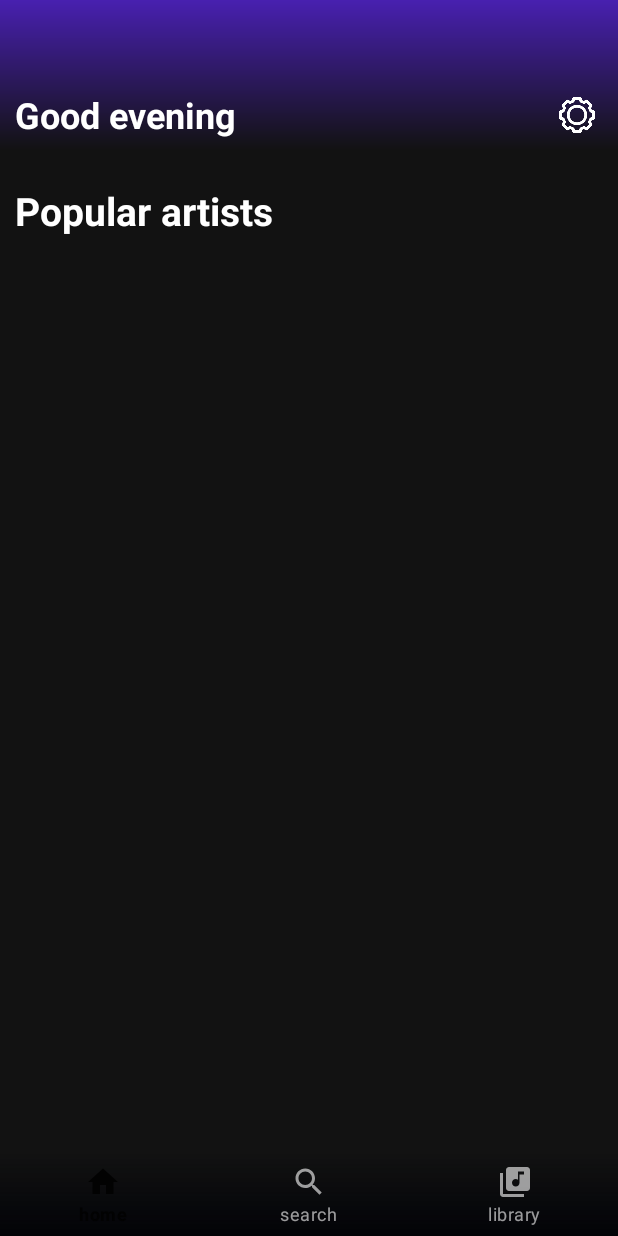
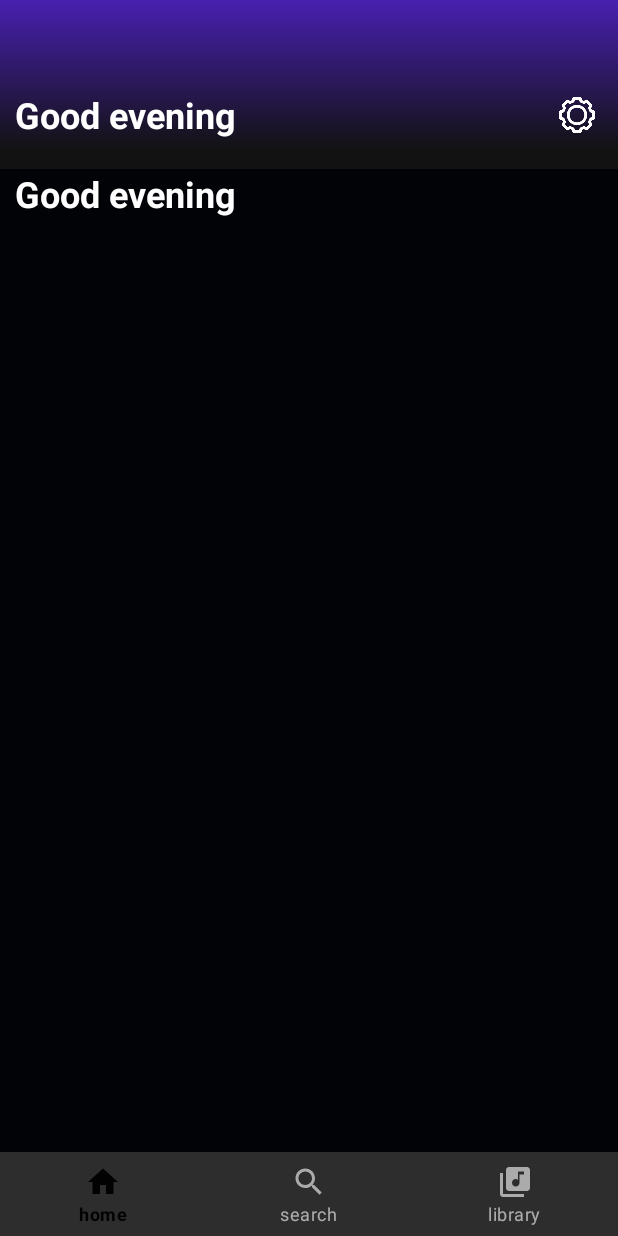
Before and after one commit to vickatGit/Spotify_Clone, an Android app: the HomeFragment screen opened directly, with no data from a screen before it, on a phone screen of 412 x 824 dp. Run offline under Robolectric (Android 15) with nearby library versions, the phone set to English and light mode, and no system bars; our stand-ins replace Firebase (no records; nobody signed in at launch, a user with empty details on screens opened directly); libraries missing offline, so code that uses them is left out: com.adamratzman.spotify; 13 statements that could not run were skipped.

Commit message:
home fragments RecyclerView is Automated

```diff
--- /dev/null
+++ b/app/src/main/java/com/example/spotify_clone/Adapters/ChildListAdapter.kt
@@ -0,0 +1,75 @@
+package com.example.spotify_clone.Adapters
+
+import android.util.Log
+import android.view.LayoutInflater
+import android.view.View
+import android.view.ViewGroup
+import android.widget.ImageView
+import android.widget.TextView
+import androidx.fragment.app.FragmentActivity
+import androidx.recyclerview.widget.RecyclerView
+import com.bumptech.glide.Glide
+import com.example.spotify_clone.Models.ApiRelatedModels.Thumbnail
+import com.example.spotify_clone.R
+
+class ChildListAdapter(val allThumbs: List<Thumbnail>, val requireActivity: FragmentActivity) : RecyclerView.Adapter<ChildListAdapter.ArtistHolder>() {
+    var thumbs=ArrayList<Thumbnail>(1)
+    private lateinit var adapter: ChildListAdapter
+    lateinit var recycler:RecyclerView
+    override fun onCreateViewHolder(parent: ViewGroup, viewType: Int): ArtistHolder {
+        thumbs.addAll(allThumbs)
+        val view=LayoutInflater.from(parent.context).inflate(R.layout.artist_layout,parent,false)
+        return ArtistHolder(view)
+    }
+
+    override fun onAttachedToRecyclerView(recyclerView: RecyclerView) {
+        super.onAttachedToRecyclerView(recyclerView)
+        this.recycler=recyclerView
+    }
+
+    override fun onBindViewHolder(holder: ArtistHolder, position: Int) {
+        val thumb=allThumbs.get(position)
+        Log.d("TAG", "onBindViewHolder: allThumbs $thumb")
+
+        Glide.with(holder.artistProfile.context).load(thumb.imageUrl).into(holder.artistProfile)
+        Log.d("TAG", "onBindViewHolder: "+thumb.name)
+        holder.artistName.text=thumb.name
+//        thumb.observer.observe(requireActivity, Observer {
+//            allThumbs.clear()
+//            allThumbs.addAll(it!!)
+//            Log.d("TAG", "onBindViewHolder: $it")
+//
+//            recycler.post {
+//                recycler.stopScroll()
+//                adapter.notifyDataSetChanged()
+//            }
+//        })
+    }
+
+
+    override fun getItemCount(): Int {
+        return allThumbs.size
+    }
+
+    fun setAdapter(childAdapter: ChildListAdapter) {
+        this.adapter=childAdapter
+
+    }
+
+    fun updateAdapter(it: List<Thumbnail>, childAdapter: ChildListAdapter) {
+        Log.d("TAG", "updateAdapter: $it")
+        thumbs.clear()
+        thumbs.addAll(it)
+        notifyDataSetChanged()
+    }
+
+
+    inner class ArtistHolder(itemView: View) : RecyclerView.ViewHolder(itemView){
+        var artistProfile:ImageView=itemView.findViewById(R.id.artist_profile)
+        var artistName:TextView=itemView.findViewById(R.id.artist_name)
+
+
+    }
+
+
+}
--- /dev/null
+++ b/app/src/main/java/com/example/spotify_clone/Adapters/ParentClassAdapter.kt
@@ -0,0 +1,42 @@
+package com.example.spotify_clone.Adapters
+
+import android.util.Log
+import android.view.LayoutInflater
+import android.view.View
+import android.view.ViewGroup
+import android.widget.TextView
+import androidx.fragment.app.FragmentActivity
+import androidx.lifecycle.Observer
+import androidx.recyclerview.widget.LinearLayoutManager
+import androidx.recyclerview.widget.RecyclerView
+import com.example.spotify_clone.Models.ApiRelatedModels.Thumbnail
+import com.example.spotify_clone.R
+
+class ParentClassAdapter(val allLists: ArrayList<List<Thumbnail>>, val requireActivity: FragmentActivity) : RecyclerView.Adapter<ParentClassAdapter.ListHolder>() {
+
+    override fun onCreateViewHolder(parent: ViewGroup, viewType: Int): ListHolder {
+        val view=LayoutInflater.from(parent.context).inflate(R.layout.home_list_layout,parent,false)
+        return ListHolder(view)
+    }
+
+    override fun onBindViewHolder(holder: ListHolder, position: Int) {
+        holder.list.layoutManager=LinearLayoutManager(requireActivity,LinearLayoutManager.HORIZONTAL,false)
+        val childList=allLists.get(position)
+        val childAdapter=ChildListAdapter(childList,requireActivity)
+        holder.list.setAdapter(childAdapter)
+        allLists.get(position).get(0).observer.observe(requireActivity, Observer {
+            childAdapter.updateAdapter(it!!,childAdapter)
+            Log.d("TAG", "onBindViewHolder: $it")
+        })
+    }
+
+    override fun getItemCount(): Int {
+        return allLists.size
+    }
+    inner class ListHolder(view: View) : RecyclerView.ViewHolder(view){
+        val about:TextView=view.findViewById(R.id.which)
+        val list:RecyclerView=view.findViewById(R.id.list)
+
+    }
+
+}
--- a/app/src/main/java/com/example/spotify_clone/Fragment/HomeFragment.kt
+++ b/app/src/main/java/com/example/spotify_clone/Fragment/HomeFragment.kt
@@ -1,6 +1,7 @@
 package com.example.spotify_clone.Fragment
 
 import android.os.Bundle
+import android.util.Log
 
 import android.view.LayoutInflater
 import android.view.View
@@ -14,16 +15,19 @@ import androidx.recyclerview.widget.RecyclerView
 import com.adamratzman.spotify.models.Artist
 import com.adamratzman.spotify.models.SimplePlaylist
 import com.example.spotify_clone.Adapters.HomeTopAdapter
-import com.example.spotify_clone.Adapters.PopularArtistAdapter
+import com.example.spotify_clone.Adapters.ParentClassAdapter
+import com.example.spotify_clone.Models.ApiRelatedModels.Thumbnail
 import com.example.spotify_clone.R
 import com.example.spotify_clone.ViewModels.HomeFragmentViewModel
 
 class HomeFragment : Fragment() {
     private lateinit var viewModel:HomeFragmentViewModel
     private lateinit var artists:RecyclerView
+    private lateinit var allListsRecyclerView:RecyclerView
     private lateinit var allArtists:ArrayList<Artist>
+    private lateinit var allLists:ArrayList<List<Thumbnail>>
     private lateinit var allCategories:ArrayList<SimplePlaylist>
-    private lateinit var artistsAdapter:PopularArtistAdapter
+    private lateinit var allListAdapter: ParentClassAdapter
     private lateinit var homeTopCategoryAdaptor:HomeTopAdapter
     private lateinit var actionBarView:View
     private lateinit var gridView:RecyclerView
@@ -42,35 +46,43 @@ class HomeFragment : Fragment() {
         val view=inflater.inflate(R.layout.fragment_home, container, false)
         initialiseViews(view)
 
+        allLists= ArrayList(1)
         gridView.layoutManager=GridLayoutManager(this.context,2)
+        allListsRecyclerView.layoutManager=LinearLayoutManager(this.context)
+        allListAdapter=ParentClassAdapter(allLists,this.requireActivity())
+        allListsRecyclerView.adapter=allListAdapter
         allCategories= ArrayList(5)
 
 
-        artistsAdapter=PopularArtistAdapter(allArtists)
         homeTopCategoryAdaptor= HomeTopAdapter(allCategories)
         gridView.adapter=homeTopCategoryAdaptor
 
-        artists.adapter=artistsAdapter
+//        artists.adapter=artistsAdapter
         viewModel.getFetchedCategories().observe(this.requireActivity(), Observer {
             allCategories.clear()
             allCategories.addAll(it)
             homeTopCategoryAdaptor.notifyDataSetChanged()
 
         })
-        viewModel.fetchedPopularArtist().observe(this.requireActivity(), Observer {
+        viewModel.getFetchedLists().observe(this.requireActivity(), Observer {
             if(it!=null){
-                allArtists.clear()
-                allArtists.addAll(it)
-                artistsAdapter.notifyDataSetChanged()
+                allLists.clear()
+                Log.d("TAG", "onCreateView: parent notify data set changed")
+                allLists.addAll(it)
+//                allArtists.clear()
+//                allArtists.addAll(it)
+//                artistsAdapter.notifyDataSetChanged()
+                allListAdapter.notifyDataSetChanged()
             }
         })
         return view
     }
 
     private fun initialiseViews(view: View?) {
-        artists= view?.findViewById(R.id.popular_artists)!!
+        artists= view?.findViewById(R.id.all_lists)!!
         actionBarView=view.findViewById(R.id.action_bar_gradient)
         gridView=view.findViewById(R.id.layout_grid)
+        allListsRecyclerView=view.findViewById(R.id.all_lists)
 
         artists.layoutManager = LinearLayoutManager(this.context,LinearLayoutManager.HORIZONTAL,false)
         allArtists= ArrayList<Artist>()
--- a/app/src/main/java/com/example/spotify_clone/Repository/DataRepository.kt
+++ b/app/src/main/java/com/example/spotify_clone/Repository/DataRepository.kt
@@ -2,15 +2,12 @@ package com.example.spotify_clone.Repository
 
 import android.util.Log
 import androidx.lifecycle.MutableLiveData
-import at.favre.lib.crypto.bcrypt.BCrypt
-import com.adamratzman.spotify.models.Artist
 import com.adamratzman.spotify.models.SimplePlaylist
 import com.adamratzman.spotify.models.SpotifyCategory
 import com.adamratzman.spotify.spotifyAppApi
 import com.adamratzman.spotify.utils.Market
+import com.example.spotify_clone.Models.ApiRelatedModels.Thumbnail
 import com.example.spotify_clone.Models.UserModel
-import com.google.firebase.FirebaseApp
-import com.google.firebase.Timestamp
 import com.google.firebase.firestore.DocumentSnapshot
 import com.google.firebase.firestore.FirebaseFirestore
 import com.google.firebase.firestore.Source
@@ -25,7 +22,10 @@ class DataRepository {
     var user:UserModel?=null
     var isExist:Boolean=false
     var some: DocumentSnapshot? =null
-    private var allArtists:MutableLiveData<List<Artist>?> = MutableLiveData()
+//    private var allArtists:MutableLiveData<List<Artist>?> = MutableLiveData()
+    private var allArtists:MutableLiveData<List<Thumbnail>?> = MutableLiveData()
+    private var allLists:MutableLiveData<List<List<Thumbnail>>> = MutableLiveData()
+    private var lists=ArrayList<List<Thumbnail>>(1)
     private var allCategories:MutableLiveData<List<SimplePlaylist>> = MutableLiveData()
 
 
@@ -97,14 +97,27 @@ class DataRepository {
         CoroutineScope(Dispatchers.IO).launch {
             Log.d(TAG, "fetchArtists: repo")
             val api=spotifyAppApi(CLIENT_ID, CLIENT_SECRET).build()
-            val artists: List<Artist?> = api.artists.getArtists("2CIMQHirSU0MQqyYHq0eOx","57dN52uHvrHOxijzpIgu3E","1vCWHaC5f2uS3yhpwWbIA6")
-            allArtists.postValue(artists as List<Artist>)
+//            val artists: List<Artist?> = api.artists.getArtists("2CIMQHirSU0MQqyYHq0eOx","57dN52uHvrHOxijzpIgu3E","1vCWHaC5f2uS3yhpwWbIA6")
+            var allData:MutableLiveData<List<Thumbnail>> = MutableLiveData()
+            val thumbnails=ArrayList<Thumbnail>(1)
+            var thumb:Thumbnail
+            api.artists.getArtists("2CIMQHirSU0MQqyYHq0eOx","57dN52uHvrHOxijzpIgu3E","1vCWHaC5f2uS3yhpwWbIA6").forEach {
+                val url=it?.images?.get(it.images.size-2)?.url
+                thumb=Thumbnail(url.toString(),it?.name.toString(),it?.type.toString(),it?.id.toString(),allArtists)
+                thumb.observer = allArtists
+                thumbnails.add(thumb)
+            }
+            lists.add(thumbnails)
+            allLists.postValue(lists)
+            allArtists.postValue(thumbnails)
+        }
 
-
-        }
     }
-    fun fetchedArists(): MutableLiveData<List<Artist>?> {
+    fun fetchedArists(): MutableLiveData<List<Thumbnail>?> {
         return allArtists
+    }
+    fun fetchedLists(): MutableLiveData<List<List<Thumbnail>>> {
+        return allLists
     }
     fun fetchTopList(){
         CoroutineScope(Dispatchers.IO).launch {
@@ -114,6 +127,7 @@ class DataRepository {
 
             val playCategories:ArrayList<SpotifyCategory> = ArrayList()
             val obj=api.browse.getPlaylistsForCategory(categories.get(0).id,6).items
+
             allCategories.postValue(obj)
         }
     }
--- a/app/src/main/java/com/example/spotify_clone/ViewModels/HomeFragmentViewModel.kt
+++ b/app/src/main/java/com/example/spotify_clone/ViewModels/HomeFragmentViewModel.kt
@@ -6,6 +6,7 @@ import androidx.lifecycle.ViewModel
 import com.adamratzman.spotify.models.Artist
 import com.adamratzman.spotify.models.SimplePlaylist
 import com.adamratzman.spotify.models.SpotifyCategory
+import com.example.spotify_clone.Models.ApiRelatedModels.Thumbnail
 import com.example.spotify_clone.Repository.DataRepository
 
 class HomeFragmentViewModel: ViewModel() {
@@ -16,8 +17,11 @@ class HomeFragmentViewModel: ViewModel() {
         repo.fetchTopList()
         Log.d("TAG", "viewmodel: ")
     }
-    fun fetchedPopularArtist(): MutableLiveData<List<Artist>?> {
-        return repo.fetchedArists()
+//    fun fetchedPopularArtist(): MutableLiveData<List<Artist>?> {
+//        return repo.fetchedArists()
+//    }
+    fun getFetchedLists(): MutableLiveData<List<List<Thumbnail>>> {
+        return repo.fetchedLists()
     }
     fun getFetchedCategories(): MutableLiveData<List<SimplePlaylist>> {
         return repo.getAllCatgories()
--- /dev/null
+++ b/app/src/main/res/drawable/bottom_naviagtion_icon_selector_bg.xml
@@ -0,0 +1,5 @@
+<?xml version="1.0" encoding="utf-8"?>
+<selector xmlns:android="http://schemas.android.com/apk/res/android">
+    <item android:state_checked="true" android:color="@color/secondaryTextColor"/>
+    <item android:state_checked="false" android:color="#A6A6A6"/>
+</selector>
--- a/app/src/main/res/layout/activity_spotify.xml
+++ b/app/src/main/res/layout/activity_spotify.xml
@@ -17,7 +17,7 @@
         android:id="@+id/bottomNavigationView"
         android:layout_width="match_parent"
         android:layout_height="wrap_content"
-        android:background="@drawable/home_top_bg"
+
         app:layout_constraintBottom_toBottomOf="parent"
         app:menu="@menu/navigation_menu" />
 
--- a/app/src/main/res/layout/fragment_home.xml
+++ b/app/src/main/res/layout/fragment_home.xml
@@ -44,18 +44,6 @@
             app:layout_constraintStart_toStartOf="parent"
             app:layout_constraintTop_toTopOf="parent" />
 
-        <TextView
-            android:id="@+id/popular_artsist_title"
-            android:layout_width="wrap_content"
-            android:layout_height="wrap_content"
-            android:layout_marginTop="30dp"
-            android:layout_marginStart="10dp"
-            android:text="Popular artists"
-            android:textColor="@color/secondaryTextColor"
-            android:textSize="26sp"
-            android:textStyle="bold"
-            app:layout_constraintStart_toStartOf="parent"
-            app:layout_constraintTop_toBottomOf="@+id/layout_grid" />
 
         <androidx.recyclerview.widget.RecyclerView
             android:id="@+id/layout_grid"
@@ -69,14 +57,15 @@
 
 
         <androidx.recyclerview.widget.RecyclerView
-            android:id="@+id/popular_artists"
+            android:id="@+id/all_lists"
             android:layout_width="match_parent"
-            android:layout_height="wrap_content"
-            android:visibility="gone"
-            android:layout_marginTop="10dp"
+            android:layout_height="0dp"
+            android:visibility="visible"
+            android:layout_marginTop="20dp"
             android:orientation="horizontal"
+            app:layout_constraintBottom_toBottomOf="parent"
             app:layout_constraintStart_toStartOf="parent"
-            app:layout_constraintTop_toBottomOf="@+id/popular_artsist_title" />
+            app:layout_constraintTop_toBottomOf="@+id/layout_grid" />
 
 
     </androidx.constraintlayout.widget.ConstraintLayout>
--- /dev/null
+++ b/app/src/main/res/layout/home_list_layout.xml
@@ -0,0 +1,33 @@
+<?xml version="1.0" encoding="utf-8"?>
+<androidx.constraintlayout.widget.ConstraintLayout xmlns:android="http://schemas.android.com/apk/res/android"
+    xmlns:app="http://schemas.android.com/apk/res-auto"
+    android:layout_width="match_parent"
+    android:background="@color/secondaryDarkColor"
+    android:layout_height="match_parent">
+
+    <TextView
+        android:id="@+id/which"
+        android:layout_width="wrap_content"
+        android:layout_height="wrap_content"
+        android:text="Good evening"
+        android:textColor="@color/secondaryTextColor"
+        android:textSize="24sp"
+        android:textStyle="bold"
+        android:layout_marginStart="10dp"
+        app:layout_constraintStart_toStartOf="parent"
+        app:layout_constraintTop_toTopOf="parent" />
+
+    <androidx.recyclerview.widget.RecyclerView
+        android:id="@+id/list"
+        android:layout_width="match_parent"
+        android:layout_height="wrap_content"
+        android:orientation="horizontal"
+        android:layout_marginTop="10dp"
+        android:layout_marginStart="10dp"
+        android:layout_marginEnd="10dp"
+        app:layout_constraintStart_toStartOf="parent"
+        app:layout_constraintEnd_toEndOf="parent"
+        app:layout_constraintTop_toBottomOf="@+id/which"/>
+
+
+</androidx.constraintlayout.widget.ConstraintLayout>
--- a/app/src/main/res/values/colors.xml
+++ b/app/src/main/res/values/colors.xml
@@ -19,4 +19,5 @@
         <color name="secondaryTextColor">#ffffff</color>
         <color name="spotifyThemeColor">#00CB51</color>
     <color name="purple_600">#4820B0</color>
+
 </resources>
```
Also changed, not shown: app/src/main/java/com/example/spotify_clone/Adapters/PopularArtistAdapter.kt (deleted, +0 -40 lines), app/src/main/java/com/example/spotify_clone/Models/ApiRelatedModels/Thumbnail.kt (added, +8 -0 lines).
